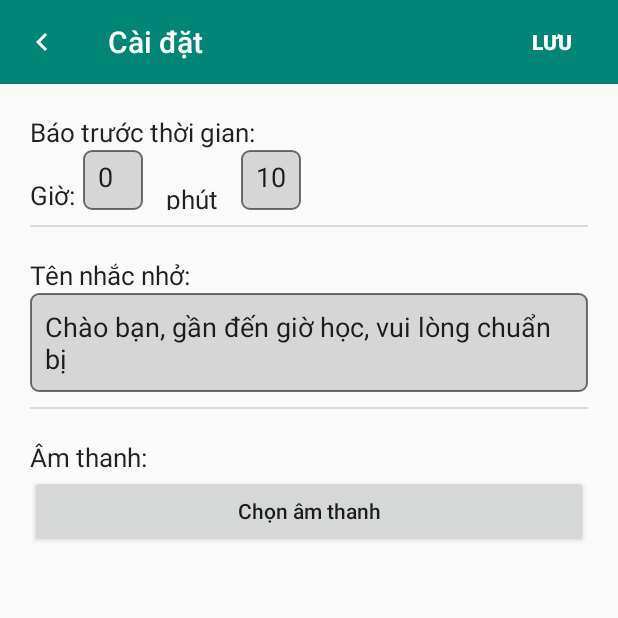
After one commit to lebatrong/nhac-nho-thoi-khoa-bieu-sinh-vien, an Android app: the CaiDatActivity screen opened directly, with no data from a screen before it, on a phone screen of 412 x 824 dp, the top half of it. The commit adds this screen. Run offline under Robolectric (Android 15) with nearby library versions, the phone set to English and light mode, and no system bars.

Commit message:
them chon am thanh tu dien thoai

```diff
--- /dev/null
+++ b/app/src/main/java/com/student/thoikhoabieu/CaiDatActivity.java
@@ -0,0 +1,125 @@
+package com.student.thoikhoabieu;
+
+import androidx.appcompat.app.AppCompatActivity;
+import androidx.appcompat.widget.Toolbar;
+
+import android.app.Activity;
+import android.content.Intent;
+import android.content.SharedPreferences;
+import android.database.Cursor;
+import android.net.Uri;
+import android.os.Bundle;
+import android.provider.OpenableColumns;
+import android.util.Log;
+import android.view.View;
+import android.widget.Button;
+import android.widget.EditText;
+import android.widget.Toast;
+
+public class CaiDatActivity extends AppCompatActivity {
+
+    EditText edgio, edphut, edtTenNhacNho;
+    Button btluu, btnChonAmThanh;
+    private Toolbar toolbar;
+    SharedPreferences sharedPreferences;
+
+    final int CODE = 3;
+
+    String filename = "Chọn âm thanh";
+    String uriAmThanh = "";
+
+
+    @Override
+    protected void onCreate(Bundle savedInstanceState) {
+        super.onCreate(savedInstanceState);
+        setContentView(R.layout.activity_cai_dat);
+
+        toolbar=(Toolbar)findViewById(R.id.toolbarcaidat);
+        setSupportActionBar(toolbar);
+        getSupportActionBar().setDisplayHomeAsUpEnabled(true);
+        toolbar.setNavigationOnClickListener(new View.OnClickListener() {
+            @Override
+            public void onClick(View v) {
+                finish();
+            }
+        });
+        edgio=(EditText)findViewById(R.id.edtgio);
+        edphut=(EditText)findViewById(R.id.edtphut);
+        edtTenNhacNho=(EditText)findViewById(R.id.edttennhacnho);
+        btluu=(Button)findViewById(R.id.btnluu);
+        btnChonAmThanh = findViewById(R.id.btnChonAmThanh);
+        // lay gia tri ra:
+
+        sharedPreferences = getSharedPreferences("caidat",MODE_PRIVATE);
+
+        edgio.setText(sharedPreferences.getInt("gio",0)+"");
+        edphut.setText(sharedPreferences.getInt("phut",10)+"");
+        btnChonAmThanh.setText(sharedPreferences.getString("amthanh","Chọn âm thanh"));
+        edtTenNhacNho.setText(sharedPreferences.getString("noidung","Chào bạn, gần đến giờ học, vui lòng chuẩn bị"));
+
+        btluu.setOnClickListener(new View.OnClickListener() {
+            @Override
+            public void onClick(View v) {
+                int gio = Integer.parseInt(edgio.getText().toString());
+                int phut = Integer.parseInt(edphut.getText().toString());
+
+                SharedPreferences.Editor editor = sharedPreferences.edit();
+                editor.putInt("gio",gio);
+                editor.putInt("phut",phut);
+                editor.putString("noidung", edtTenNhacNho.getText().toString());
+                editor.putString("uriamthanh",uriAmThanh);
+                editor.putString("amthanh",filename);
+                if(editor.commit())
+                    Toast.makeText(CaiDatActivity.this, "Lưu thành công", Toast.LENGTH_SHORT).show();
+            }
+        });
+
+        btnChonAmThanh.setOnClickListener(new View.OnClickListener() {
+            @Override
+            public void onClick(View v) {
+                Intent intent;
+                intent = new Intent();
+                intent.setAction(Intent.ACTION_GET_CONTENT);
+                intent.setType("audio/*");
+                startActivityForResult(intent,CODE);
+            }
+        });
+    }
+
+    @Override
+    protected void onActivityResult(int requestCode, int resultCode, Intent data) {
+
+        /*check whether you're working on correct request using requestCode , In this case 1*/
+
+        if(requestCode == CODE && resultCode == Activity.RESULT_OK){
+            Uri audioFileUri = data.getData();
+            uriAmThanh = audioFileUri.toString();
+            filename = getFileName(audioFileUri);
+            btnChonAmThanh.setText(filename);
+        }
+
+        super.onActivityResult(requestCode, resultCode, data);
+    }
+
+    public String getFileName(Uri uri) {
+        String result = null;
+        if (uri.getScheme().equals("content")) {
+            Cursor cursor = getContentResolver().query(uri, null, null, null, null);
+            try {
+                if (cursor != null && cursor.moveToFirst()) {
+                    result = cursor.getString(cursor.getColumnIndex(OpenableColumns.DISPLAY_NAME));
+                }
+            } finally {
+                cursor.close();
+            }
+        }
+        if (result == null) {
+            result = uri.getPath();
+            int cut = result.lastIndexOf('/');
+            if (cut != -1) {
+                result = result.substring(cut + 1);
+            }
+        }
+        return result;
+    }
+}
--- /dev/null
+++ b/app/src/main/res/layout/activity_cai_dat.xml
@@ -0,0 +1,147 @@
+<?xml version="1.0" encoding="utf-8"?>
+<androidx.coordinatorlayout.widget.CoordinatorLayout
+    xmlns:android="http://schemas.android.com/apk/res/android"
+    xmlns:app="http://schemas.android.com/apk/res-auto"
+    xmlns:tools="http://schemas.android.com/tools"
+    android:layout_width="match_parent"
+    android:layout_height="match_parent"
+    tools:context=".CaiDatActivity">
+
+    <LinearLayout
+        android:layout_width="match_parent"
+        android:layout_height="match_parent"
+        android:orientation="vertical">
+        <androidx.appcompat.widget.Toolbar
+            app:title="Cài đặt"
+            android:id="@+id/toolbarcaidat"
+            android:layout_width="match_parent"
+            android:layout_height="?attr/actionBarSize"
+            android:background="@color/colorPrimary"
+            android:theme="@style/ThemeOverlay.AppCompat.Dark.ActionBar"
+            app:popupTheme="@style/ThemeOverlay.AppCompat.Light">
+
+            <Button
+                android:layout_gravity="end"
+                android:id="@+id/btnluu"
+                android:text="Lưu"
+                android:textColor="@color/colorWhite"
+                android:textStyle="bold"
+                android:background="#00000000"
+                android:layout_width="wrap_content"
+                android:layout_height="wrap_content" />
+
+        </androidx.appcompat.widget.Toolbar>
+
+        <LinearLayout
+            android:layout_margin="20dp"
+            android:orientation="vertical"
+            android:layout_width="match_parent"
+            android:layout_height="match_parent">
+
+            <TextView
+                android:text="Báo trước thời gian:"
+                android:textSize="17dp"
+                android:textColor="@color/primaryText"
+                android:layout_width="match_parent"
+                android:layout_height="wrap_content" />
+
+            <LinearLayout
+                android:orientation="horizontal"
+                android:layout_width="match_parent"
+                android:layout_height="wrap_content">
+
+                <TextView
+                    android:layout_gravity="center"
+                    android:layout_marginTop="10dp"
+                    android:text="Giờ:"
+                    android:textSize="17dp"
+                    android:textColor="@color/primaryText"
+                    android:layout_width="wrap_content"
+                    android:layout_height="wrap_content" />
+
+                <EditText
+                    android:id="@+id/edtgio"
+                    android:layout_marginLeft="5dp"
+                    android:layout_marginRight="5dp"
+                    android:inputType="number"
+                    android:maxLength="2"
+                    android:background="@drawable/background_edittext"
+                    android:layout_width="40dp"
+                    android:padding="10dp"
+                    android:layout_height="40dp" />
+
+                <TextView
+                    android:layout_marginTop="10dp"
+                    android:layout_marginLeft="10dp"
+                    android:layout_marginRight="10dp"
+                    android:text="phút"
+                    android:textSize="17dp"
+                    android:textColor="@color/primaryText"
+                    android:layout_width="wrap_content"
+                    android:layout_height="wrap_content" />
+
+                <EditText
+                    android:id="@+id/edtphut"
+                    android:layout_marginLeft="5dp"
+                    android:layout_marginRight="5dp"
+                    android:inputType="number"
+                    android:maxLength="2"
+                    android:background="@drawable/background_edittext"
+                    android:layout_width="40dp"
+                    android:padding="10dp"
+                    android:layout_height="40dp" />
+
+            </LinearLayout>
+
+            <View
+                android:layout_marginTop="10dp"
+                android:layout_marginBottom="10dp"
+                android:layout_width="match_parent"
+                android:layout_height="1dp"
+                android:background="@color/colorDivider"/>
+
+            <TextView
+                android:layout_marginTop="10dp"
+                android:text="Tên nhắc nhở:"
+                android:textSize="17dp"
+                android:textColor="@color/primaryText"
+                android:layout_width="match_parent"
+                android:layout_height="wrap_content" />
+
+            <EditText
+                android:id="@+id/edttennhacnho"
+                android:background="@drawable/background_edittext"
+                android:hint="Nhập tên nhắc nhở"
+                android:layout_width="match_parent"
+                android:padding="10dp"
+                android:layout_height="wrap_content" />
+
+
+            <View
+                android:layout_marginTop="10dp"
+                android:layout_marginBottom="10dp"
+                android:layout_width="match_parent"
+                android:layout_height="1dp"
+                android:background="@color/colorDivider"/>
+
+            <TextView
+                android:layout_marginTop="10dp"
+                android:text="Âm thanh:"
+                android:textSize="17dp"
+                android:textColor="@color/primaryText"
+                android:layout_width="match_parent"
+                android:layout_height="wrap_content" />
+
+            <Button
+                android:id="@+id/btnChonAmThanh"
+                android:text="Chọn âm thanh"
+                android:textAllCaps="false"
+                android:layout_width="match_parent"
+                android:layout_height="wrap_content" />
+
+
+
+        </LinearLayout>
+    </LinearLayout>
+
+</androidx.coordinatorlayout.widget.CoordinatorLayout>
--- a/app/src/main/res/menu/activity_main_drawer.xml
+++ b/app/src/main/res/menu/activity_main_drawer.xml
@@ -7,6 +7,11 @@
     <item android:id="@+id/nav_item_XoaDuLieu"
         android:icon="@drawable/ic_delete_black_24dp"
         android:title="Xóa dữ liệu" />
+
+    <item android:id="@+id/nav_item_CaiDat"
+        android:icon="@drawable/ic_settings"
+        android:title="Cài đặt" />
+
     <item android:id="@+id/nav_item_Thoat"
         android:icon="@drawable/ic_exit_to_app_black_24dp"
         android:title="Thoát" />
```
Also changed, not shown: app/src/main/AndroidManifest.xml (+6 -5 lines), app/src/main/java/com/student/thoikhoabieu/MainActivity.java (+47 -4 lines), app/src/main/java/com/student/thoikhoabieu/Services/AlarmReceiver.java (+10 -4 lines), app/src/main/java/com/student/thoikhoabieu/Services/Music.java (+8 -1 lines), app/src/main/res/drawable/ic_settings.xml (added, +9 -0 lines).
